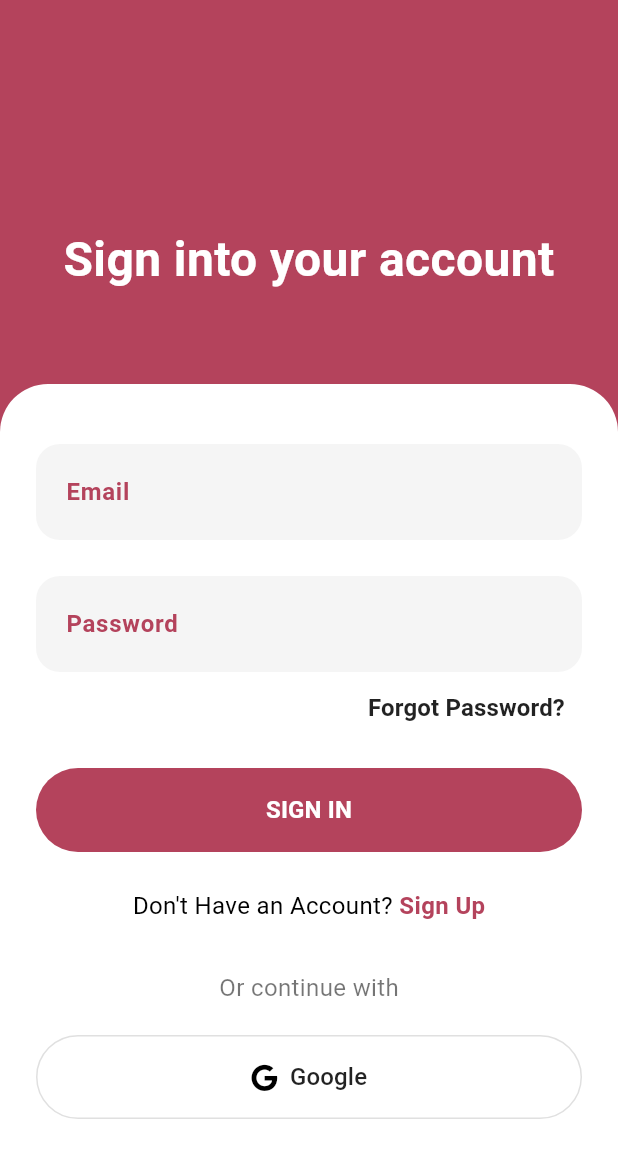
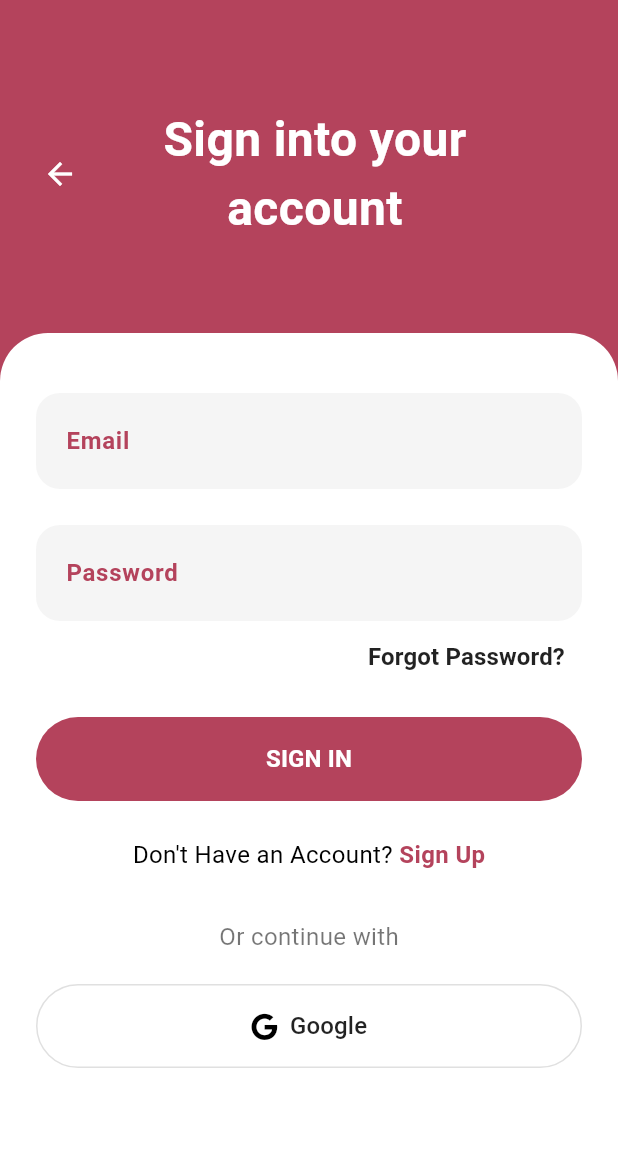
Before and after one commit to Monash-FIT3170/2025W2-FindingNibbles, a Flutter app: the screen it shows after launch, after a tap on "SIGN IN", on a phone screen of 412 x 824 dp. Shown: the top 1158 px of the screen. Run offline on Flutter 3.47's test engine with Material 3 defaults, Android fonts, the phone set to English and light mode, and no system bars; our stand-ins replace dio, flutter_map, flutter_secure_storage, flutter_svg, font_awesome_flutter, geocoding and 8 more; accounts and stored records are empty; network calls fail.

Commit message:
created back buttons when logging in or registering an account for ease of use. Also users can now change their email address when registering if they have made a mistake when typing it in.

```diff
--- a/frontend/lib/pages/auth/login_page.dart
+++ b/frontend/lib/pages/auth/login_page.dart
@@ -75,15 +75,30 @@ class LoginPage extends StatelessWidget {
       backgroundColor: AppTheme.primaryColor,
       body: Column(
         children: [
-          // Top section with just title
+          // Top section with back button and title
           Container(
             width: double.infinity,
-            padding: const EdgeInsets.only(top: 150, bottom: 60),
-            alignment: Alignment.center,
-            child: Text(
-              'Sign into your account',
-              style: AppTheme.textTheme.headlineLarge,
-              textAlign: TextAlign.center,
+            padding: const EdgeInsets.only(top: 70, bottom: 60, left: 16, right: 16),
+            child: Row(
+              crossAxisAlignment: CrossAxisAlignment.center,
+              children: [
+                IconButton(
+                  icon: const Icon(Icons.arrow_back, color: Colors.white),
+                  onPressed: () {
+                    Navigator.of(context).maybePop();
+                  },
+                ),
+                const SizedBox(width: 8),
+                Expanded(
+                  child: Text(
+                    'Sign into your account',
+                    style: AppTheme.textTheme.headlineLarge?.copyWith(color: Colors.white),
+                    textAlign: TextAlign.center,
+                  ),
+                ),
+                // To keep the title centered, add a dummy box of same width as IconButton
+                const SizedBox(width: 48),
+              ],
             ),
           ),
 
```
Also changed, not shown: frontend/lib/pages/auth/create_account_page.dart (+31 -4 lines), frontend/lib/pages/auth/verification_code_page.dart (+87 -9 lines).
